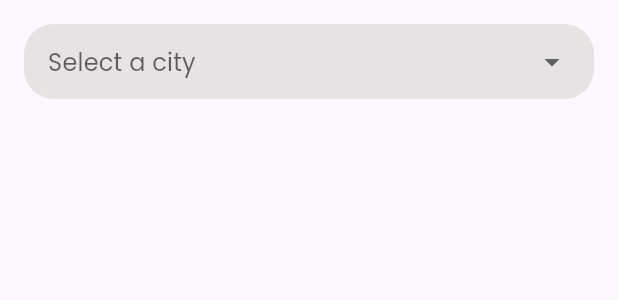
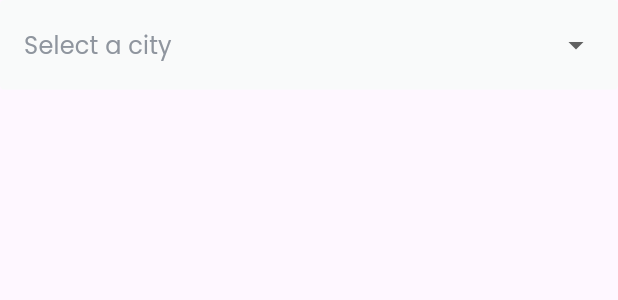
Before and after one commit to graduationproject273/graduatinproject, a Flutter app: the DropDownInCheckout widget shown alone on an empty page, opened directly, on a phone screen of 412 x 824 dp. Shown: the top 300 px of the screen. Run offline on Flutter 3.47's test engine with Material 3 defaults, Android fonts, the phone set to English and light mode, and no system bars; our stand-ins replace device_preview, dots_indicator, flutter_screenutil, flutter_slider_drawer, video_player.

Commit message:
checkout page

```diff
--- a/lib/featrues/checkout/presentation/views/widgets/checkout_view_body.dart
+++ b/lib/featrues/checkout/presentation/views/widgets/checkout_view_body.dart
@@ -3,6 +3,7 @@ import 'package:flutter_screenutil/flutter_screenutil.dart';
 import 'package:gradution/core/styles/textstyles.dart';
 import 'package:gradution/core/widgets/custom_button.dart';
 import 'package:gradution/core/widgets/custom_textfield.dart';
+import 'package:gradution/featrues/checkout/presentation/views/widgets/drop_down_in_checkout.dart';
 
 class CheckoutViewBody extends StatelessWidget {
   const CheckoutViewBody({super.key});
@@ -25,6 +26,8 @@ class CheckoutViewBody extends StatelessWidget {
                 CustomTextformfield(hintText: '+20 123 456 7890',
               keyboardType: TextInputType.text, hintStyle: TextStyle(color: Color(0xff8F959E)),
               ),
+              SizedBox(height: 20.h,),
+             const DropDownInCheckout(),
               SizedBox(height: 10.h,),
                Text('Street Address*', style: Textstyles.namereview),
               SizedBox(height: 10.h),
--- a/lib/featrues/checkout/presentation/views/widgets/drop_down_in_checkout.dart
+++ b/lib/featrues/checkout/presentation/views/widgets/drop_down_in_checkout.dart
@@ -1,4 +1,5 @@
 import 'package:flutter/material.dart';
+import 'package:flutter_screenutil/flutter_screenutil.dart';
 
 class DropDownInCheckout extends StatefulWidget {
   const DropDownInCheckout({super.key});
@@ -26,26 +27,24 @@ class _DropDownInCheckoutState extends State<DropDownInCheckout> {
 
   @override
   Widget build(BuildContext context) {
-    return Padding(
-        padding: const EdgeInsets.all(16.0),
-        child: Container(
+    return Container(
      width: double.infinity,
       decoration: BoxDecoration(
-            borderRadius: BorderRadius.circular(20),
-            color: Color(0xffE7E3E3)
+        borderRadius: BorderRadius.circular(3),
+        color: Color(0xFFF9FAFA)
       ),
-          height: 50,
+      height: 50.h,
       child: Padding(
         padding: const EdgeInsets.symmetric(vertical:  8.0,horizontal: 16),
         child:  DropdownButtonHideUnderline(
 
     child: DropdownButton<String>(
-          dropdownColor: Color(0xffE7E3E3),
+      dropdownColor: Color(0xFFF9FAFA),
       value: selectedCity,
-          hint: const Text("Select a city"),
+      hint:  Text("Select a city",style: const TextStyle(color: Color(0xff8F959E))),
       icon: const Icon(Icons.arrow_drop_down),
 
-         isExpanded: false, // حجم القائمة لا يتوسع مع الشاشة
+     isExpanded: true, // حجم القائمة لا يتوسع مع الشاشة
     //  menuMaxHeight: 200,
       menuWidth: double.infinity,
       items: cities.map((city) {
@@ -62,6 +61,6 @@ class _DropDownInCheckoutState extends State<DropDownInCheckout> {
     ),
           ),
 
-          ),));
+      ),);
   }
 }
```
Lines whose indentation alone changed are shown as unchanged.
